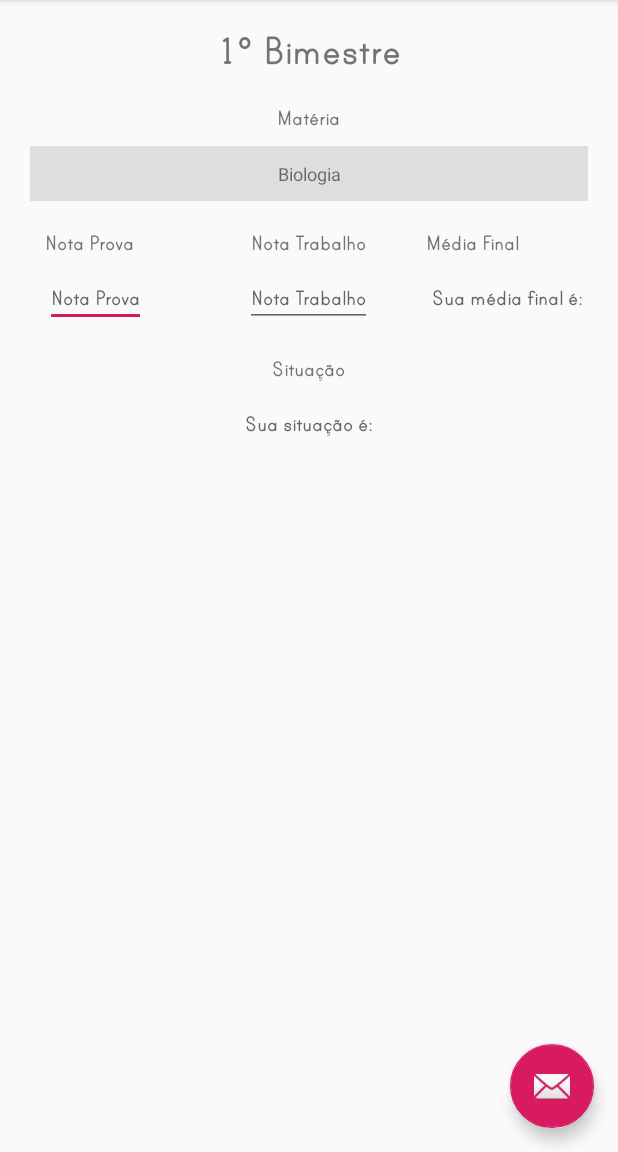
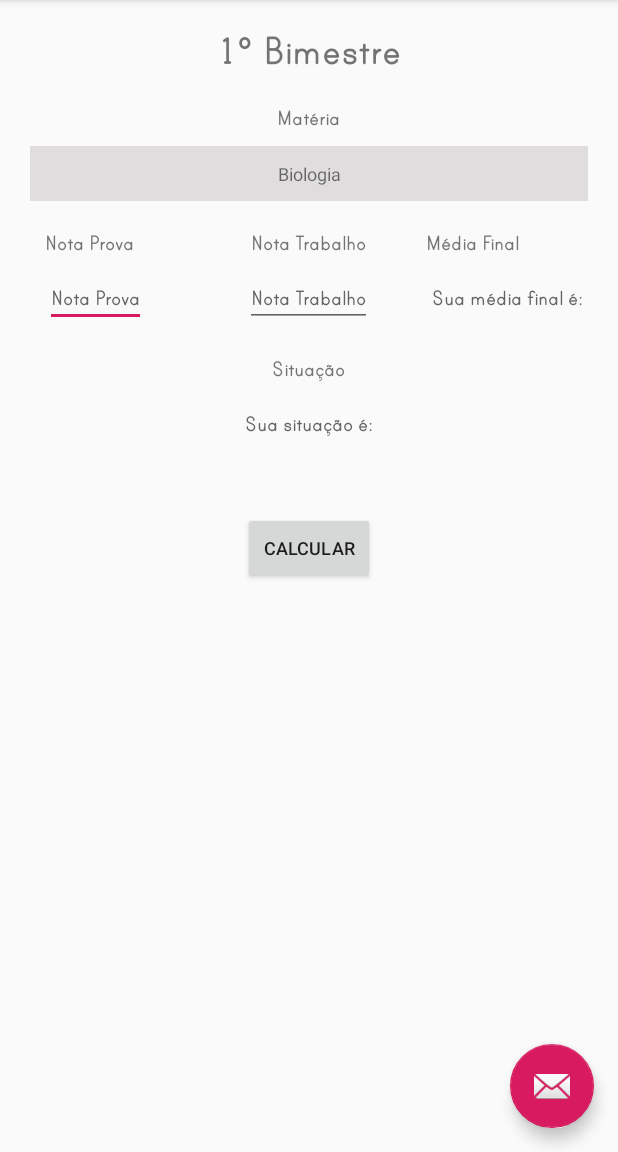
Before and after one commit to ValmirBP/AppMediaEscolar, an Android app: the screen it shows after launch (MainActivity), on a phone screen of 412 x 824 dp, the part 84-1236 px from its top. Run offline under Robolectric (Android 15) with nearby library versions, the phone set to English and light mode, and no system bars.

Commit message:
button insert

```diff
--- a/app/src/main/res/layout/content_main.xml
+++ b/app/src/main/res/layout/content_main.xml
@@ -129,4 +129,13 @@
         android:hint="@string/SitFim1"
         android:textSize="16sp"/>
 
+    <Button
+        android:id="@+id/Calc1"
+        android:layout_width="wrap_content"
+        android:layout_height="wrap_content"
+        android:layout_below="@id/txtSitFim1"
+        android:layout_centerHorizontal="true"
+        android:layout_marginTop="50dp"
+        android:text="@string/Calc1"
+        android:textSize="12sp"/>
 </RelativeLayout>
--- a/app/src/main/res/values/strings.xml
+++ b/app/src/main/res/values/strings.xml
@@ -9,4 +9,5 @@
     <string name="Sit1">Situação</string>
     <string name="SitFim1">Sua situação é:</string>
     <string name="MedFim1">Sua média final é: </string>
+    <string name="Calc1">Calcular</string>
 </resources>
```
